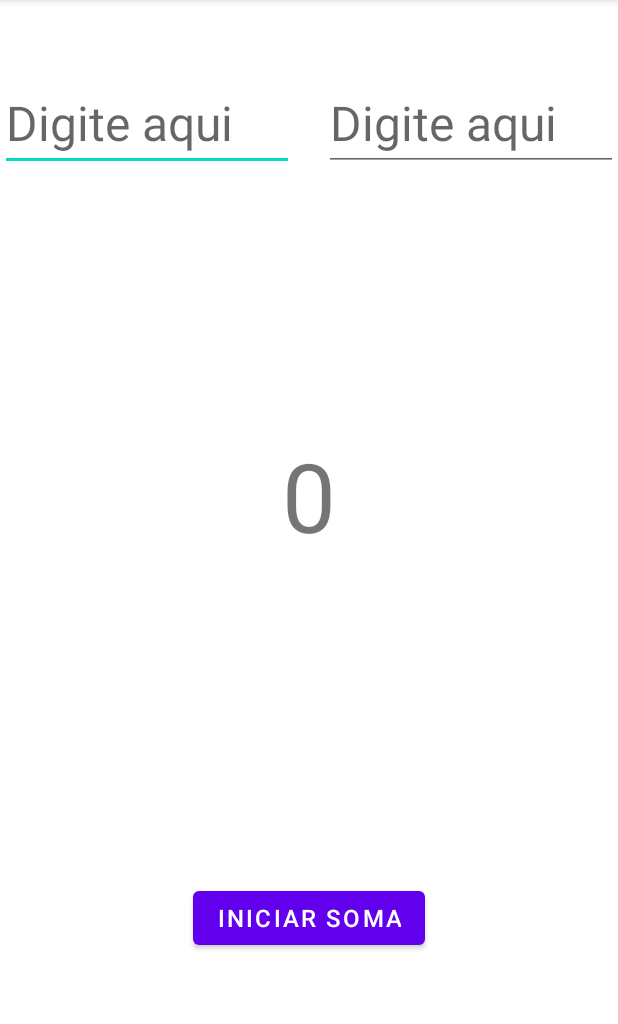
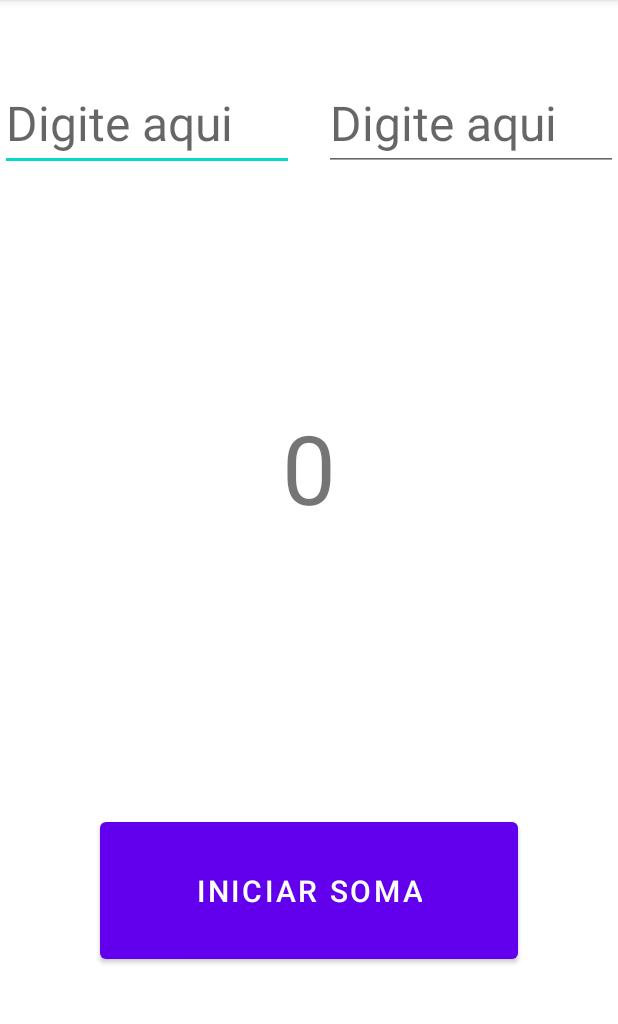
Before and after one commit to GigliarlyM/CalculadoraSimples, an Android app: the screen it shows after launch (MainActivity), on a phone screen of 412 x 824 dp, the part 84-1108 px from its top. Run offline under Robolectric (Android 15) with nearby library versions, the phone set to English and light mode, and no system bars.

Commit message:
Primeiro commit
Aplicativo de calculadora com suas funcionalidades.

```diff
--- a/app/src/main/java/ifpb/edu/calculadoraapp/MainActivity.java
+++ b/app/src/main/java/ifpb/edu/calculadoraapp/MainActivity.java
@@ -3,12 +3,45 @@ package ifpb.edu.calculadoraapp;
 import androidx.appcompat.app.AppCompatActivity;
 
 import android.os.Bundle;
+import android.view.View;
+import android.widget.Button;
+import android.widget.EditText;
+import android.widget.TextView;
 
 public class MainActivity extends AppCompatActivity {
+    private EditText editText1;
+    private EditText editText2;
+    private TextView textView;
+    private Button buttonStart;
 
     @Override
     protected void onCreate(Bundle savedInstanceState) {
         super.onCreate(savedInstanceState);
         setContentView(R.layout.activity_main);
+
+        editText1 = findViewById(R.id.numero1);
+        editText2 = findViewById(R.id.numero2);
+        textView = findViewById(R.id.resultado);
+        buttonStart = findViewById(R.id.iniciarSoma);
+
+        buttonStart.setOnClickListener(new View.OnClickListener() {
+            @Override
+            public void onClick(View view) {
+
+                int num1 = Integer.valueOf(String.valueOf(editText1.getText()));
+                int num2 = Integer.valueOf(String.valueOf(editText2.getText()));
+
+                calcularSoma(num1, num2);
+            }
+        });
     }
+
+    private void calcularSoma(int num1, int num2) {
+
+        textView.setText(
+                String.valueOf(num1 + num2)
+        );
+
+    }
+
 }
--- a/app/src/main/res/layout/activity_main.xml
+++ b/app/src/main/res/layout/activity_main.xml
@@ -17,6 +17,7 @@
         android:layout_weight="1">
 
         <EditText
+            android:id="@+id/numero1"
             android:layout_width="wrap_content"
             android:layout_height="wrap_content"
             android:inputType="number"
@@ -26,6 +27,7 @@
             android:layout_weight="1"/>
 
         <EditText
+            android:id="@+id/numero2"
             android:layout_width="wrap_content"
             android:layout_height="wrap_content"
             android:inputType="number"
@@ -37,6 +39,7 @@
     </LinearLayout>
 
     <TextView
+        android:id="@+id/resultado"
         android:layout_width="match_parent"
         android:layout_height="wrap_content"
         android:layout_marginVertical="70dp"
@@ -53,10 +56,13 @@
         android:layout_marginBottom="90dp">
 
         <Button
+            android:id="@+id/iniciarSoma"
             android:layout_width="wrap_content"
             android:layout_height="wrap_content"
+            android:paddingHorizontal="64dp"
+            android:paddingVertical="32dp"
             android:text="Iniciar soma"
-            android:textSize="16sp"
+            android:textSize="20sp"
             android:layout_centerHorizontal="true"
             android:layout_centerVertical="true"/>
 
```
Also changed, not shown: 1 other file.
